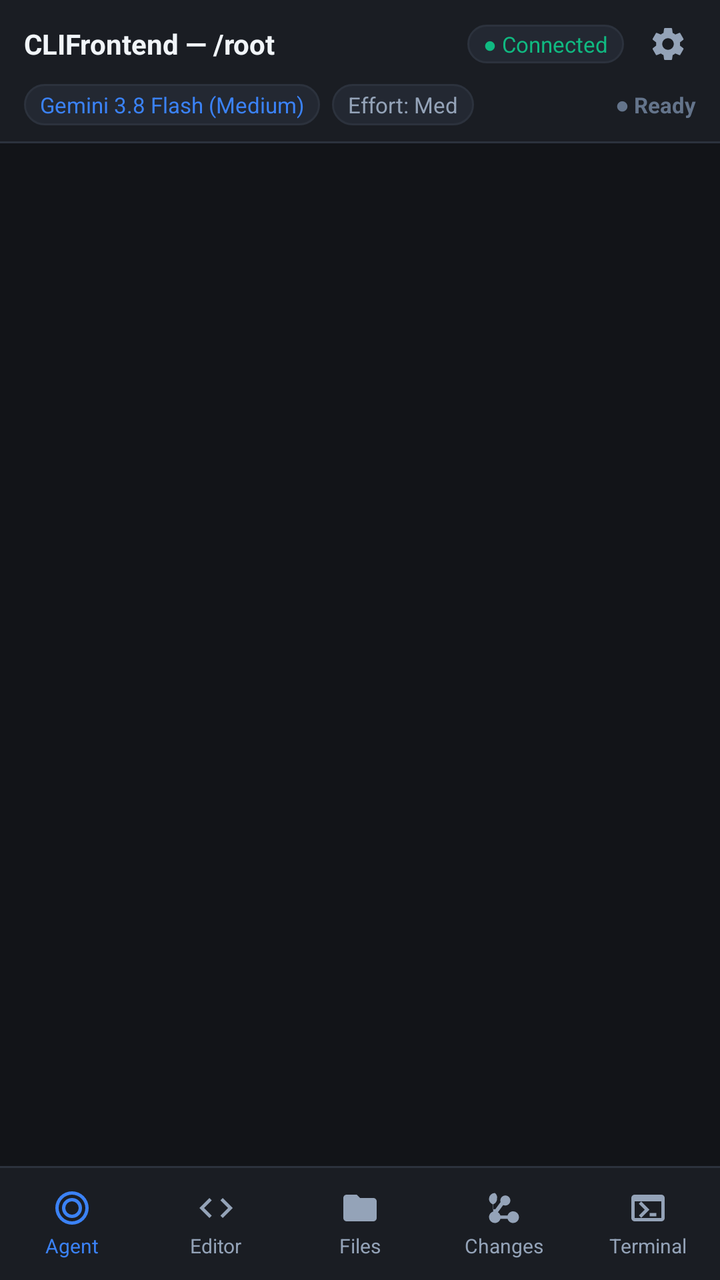
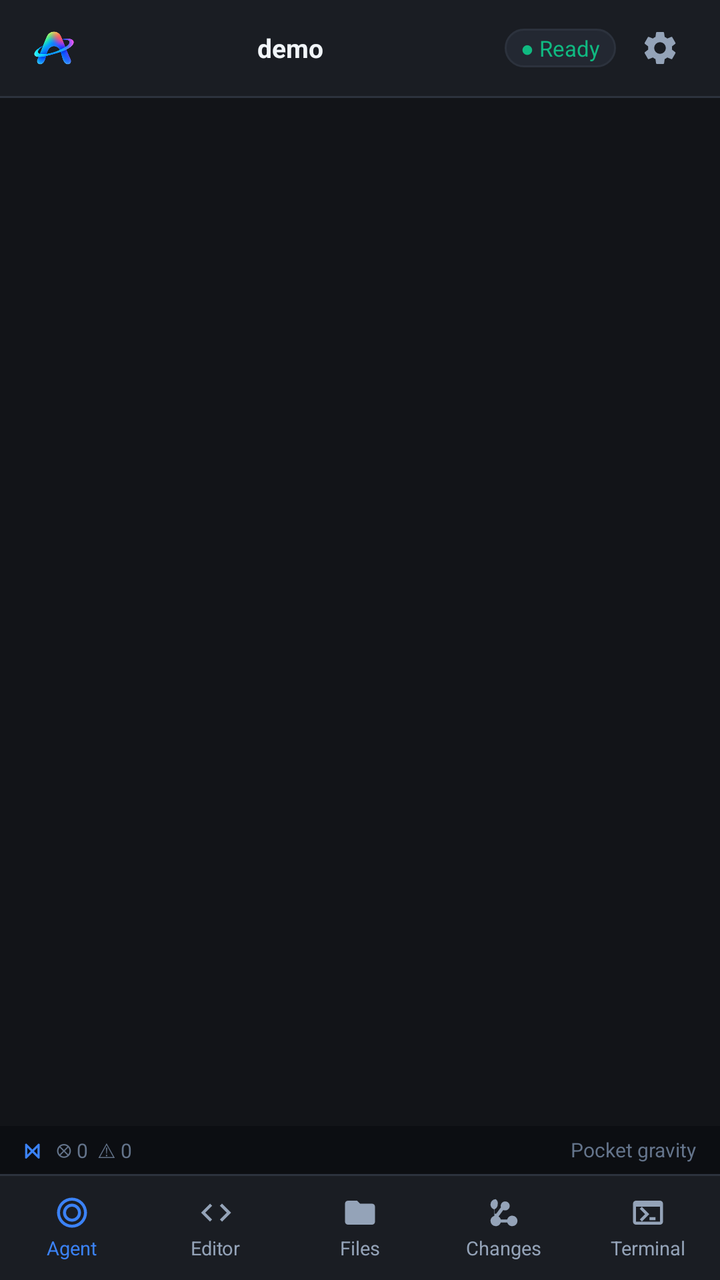

Screens rendered from an Android XML layout before and after an edit, with the pre-edit source and the edit as a unified diff.
<!-- AndroidManifest.xml: application theme Theme.CLIFrontend -->
<!-- res/layout/activity_main.xml -->
<?xml version="1.0" encoding="utf-8"?>
<LinearLayout xmlns:android="http://schemas.android.com/apk/res/android"
    android:id="@+id/root_layout"
    android:layout_width="match_parent"
    android:layout_height="match_parent"
    android:orientation="vertical"
    android:background="@color/bg_app">

    
    <LinearLayout
        android:id="@+id/top_bar"
        android:layout_width="match_parent"
        android:layout_height="wrap_content"
        android:orientation="vertical"
        android:background="@color/bg_surface"
        android:paddingStart="12dp"
        android:paddingEnd="12dp"
        android:paddingTop="8dp"
        android:paddingBottom="8dp">

        <LinearLayout
            android:layout_width="match_parent"
            android:layout_height="wrap_content"
            android:orientation="horizontal"
            android:gravity="center_vertical">

            <TextView
                android:id="@+id/tv_project_name"
                android:layout_width="0dp"
                android:layout_height="wrap_content"
                android:layout_weight="1"
                android:text="CLIFrontend — /root"
                android:textColor="@color/text_primary"
                android:textSize="14sp"
                android:textStyle="bold"
                android:singleLine="true"
                android:ellipsize="middle" />

            <TextView
                android:id="@+id/tv_connection_status"
                android:layout_width="wrap_content"
                android:layout_height="wrap_content"
                android:text="● Connected"
                android:textColor="@color/accent_green"
                android:textSize="11sp"
                android:paddingStart="8dp"
                android:paddingEnd="8dp"
                android:paddingTop="2dp"
                android:paddingBottom="2dp"
                android:background="@drawable/bg_chip" />

            <ImageView
                android:id="@+id/btn_open_diagnostics"
                android:layout_width="28dp"
                android:layout_height="28dp"
                android:layout_marginStart="8dp"
                android:src="@drawable/ic_settings"
                android:tint="@color/text_secondary"
                android:contentDescription="Settings and Diagnostics"
                android:padding="4dp" />
        </LinearLayout>

        
        <LinearLayout
            android:layout_width="match_parent"
            android:layout_height="wrap_content"
            android:orientation="horizontal"
            android:gravity="center_vertical"
            android:layout_marginTop="6dp">

            <TextView
                android:id="@+id/chip_model"
                android:layout_width="wrap_content"
                android:layout_height="wrap_content"
                android:text="Gemini 3.8 Flash (Medium)"
                android:textColor="@color/primary"
                android:textSize="11sp"
                android:paddingStart="8dp"
                android:paddingEnd="8dp"
                android:paddingTop="3dp"
                android:paddingBottom="3dp"
                android:background="@drawable/bg_chip" />

            <TextView
                android:id="@+id/chip_effort"
                android:layout_width="wrap_content"
                android:layout_height="wrap_content"
                android:layout_marginStart="6dp"
                android:text="Effort: Med"
                android:textColor="@color/text_secondary"
                android:textSize="11sp"
                android:paddingStart="8dp"
                android:paddingEnd="8dp"
                android:paddingTop="3dp"
                android:paddingBottom="3dp"
                android:background="@drawable/bg_chip" />

            <View
                android:layout_width="0dp"
                android:layout_height="1dp"
                android:layout_weight="1" />

            <TextView
                android:id="@+id/tv_agent_status"
                android:layout_width="wrap_content"
                android:layout_height="wrap_content"
                android:text="● Ready"
                android:textColor="@color/text_muted"
                android:textSize="11sp"
                android:textStyle="bold" />
        </LinearLayout>
    </LinearLayout>

    <View
        android:layout_width="match_parent"
        android:layout_height="1dp"
        android:background="@color/border" />

    
    <FrameLayout
        android:id="@+id/content_container"
        android:layout_width="match_parent"
        android:layout_height="0dp"
        android:layout_weight="1" />

    <View
        android:layout_width="match_parent"
        android:layout_height="1dp"
        android:background="@color/border" />

    
    <LinearLayout
        android:id="@+id/bottom_nav"
        android:layout_width="match_parent"
        android:layout_height="56dp"
        android:orientation="horizontal"
        android:background="@color/bg_surface"
        android:gravity="center">

        <LinearLayout
            android:id="@+id/nav_agent"
            android:layout_width="0dp"
            android:layout_height="match_parent"
            android:layout_weight="1"
            android:orientation="vertical"
            android:gravity="center"
            android:clickable="true"
            android:focusable="true">
            <ImageView
                android:id="@+id/nav_icon_agent"
                android:layout_width="20dp"
                android:layout_height="20dp"
                android:src="@drawable/ic_agent"
                android:tint="@color/primary" />
            <TextView
                android:id="@+id/nav_text_agent"
                android:layout_width="wrap_content"
                android:layout_height="wrap_content"
                android:text="@string/title_agent"
                android:textSize="10sp"
                android:textColor="@color/primary"
                android:layout_marginTop="2dp" />
        </LinearLayout>

        <LinearLayout
            android:id="@+id/nav_editor"
            android:layout_width="0dp"
            android:layout_height="match_parent"
            android:layout_weight="1"
            android:orientation="vertical"
            android:gravity="center"
            android:clickable="true"
            android:focusable="true">
            <ImageView
                android:id="@+id/nav_icon_editor"
                android:layout_width="20dp"
                android:layout_height="20dp"
                android:src="@drawable/ic_editor"
                android:tint="@color/text_secondary" />
            <TextView
                android:id="@+id/nav_text_editor"
                android:layout_width="wrap_content"
                android:layout_height="wrap_content"
                android:text="@string/title_editor"
                android:textSize="10sp"
                android:textColor="@color/text_secondary"
                android:layout_marginTop="2dp" />
        </LinearLayout>

        <LinearLayout
            android:id="@+id/nav_explorer"
            android:layout_width="0dp"
            android:layout_height="match_parent"
            android:layout_weight="1"
            android:orientation="vertical"
            android:gravity="center"
            android:clickable="true"
            android:focusable="true">
            <ImageView
                android:id="@+id/nav_icon_explorer"
                android:layout_width="20dp"
                android:layout_height="20dp"
                android:src="@drawable/ic_explorer"
                android:tint="@color/text_secondary" />
            <TextView
                android:id="@+id/nav_text_explorer"
                android:layout_width="wrap_content"
                android:layout_height="wrap_content"
                android:text="@string/title_explorer"
                android:textSize="10sp"
                android:textColor="@color/text_secondary"
                android:layout_marginTop="2dp" />
        </LinearLayout>

        <LinearLayout
            android:id="@+id/nav_changes"
            android:layout_width="0dp"
            android:layout_height="match_parent"
            android:layout_weight="1"
            android:orientation="vertical"
            android:gravity="center"
            android:clickable="true"
            android:focusable="true">
            <ImageView
                android:id="@+id/nav_icon_changes"
                android:layout_width="20dp"
                android:layout_height="20dp"
                android:src="@drawable/ic_changes"
                android:tint="@color/text_secondary" />
            <TextView
                android:id="@+id/nav_text_changes"
                android:layout_width="wrap_content"
                android:layout_height="wrap_content"
                android:text="@string/title_changes"
                android:textSize="10sp"
                android:textColor="@color/text_secondary"
                android:layout_marginTop="2dp" />
        </LinearLayout>

        <LinearLayout
            android:id="@+id/nav_terminal"
            android:layout_width="0dp"
            android:layout_height="match_parent"
            android:layout_weight="1"
            android:orientation="vertical"
            android:gravity="center"
            android:clickable="true"
            android:focusable="true">
            <ImageView
                android:id="@+id/nav_icon_terminal"
                android:layout_width="20dp"
                android:layout_height="20dp"
                android:src="@drawable/ic_terminal"
                android:tint="@color/text_secondary" />
            <TextView
                android:id="@+id/nav_text_terminal"
                android:layout_width="wrap_content"
                android:layout_height="wrap_content"
                android:text="@string/title_terminal"
                android:textSize="10sp"
                android:textColor="@color/text_secondary"
                android:layout_marginTop="2dp" />
        </LinearLayout>
    </LinearLayout>
</LinearLayout>
<!-- resources referenced by this layout -->
<resources>
  <color name="accent_green">#10B981</color>
  <color name="bg_app">#121418</color>
  <color name="bg_surface">#1A1D23</color>
  <color name="border">#2C323D</color>
  <color name="primary">#3B82F6</color>
  <color name="text_muted">#64748B</color>
  <color name="text_primary">#F1F5F9</color>
  <color name="text_secondary">#94A3B8</color>
  <!-- drawable bg_chip (drawable) -->
  <shape xmlns:android="http://schemas.android.com/apk/res/android"
      android:shape="rectangle">
      <solid android:color="@color/bg_surface_elevated" />
      <corners android:radius="14dp" />
      <stroke android:width="1dp" android:color="@color/border" />
  </shape>
  <!-- drawable ic_agent (drawable) -->
  <vector xmlns:android="http://schemas.android.com/apk/res/android"
      android:width="24dp"
      android:height="24dp"
      android:viewportWidth="24"
      android:viewportHeight="24">
      <path
          android:fillColor="#FFFFFFFF"
          android:pathData="M12,2A10,10 0,0 0,2 12A10,10 0,0 0,12 22A10,10 0,0 0,22 12A10,10 0,0 0,12 2M12,4A8,8 0,0 1,20 12A8,8 0,0 1,12 20A8,8 0,0 1,4 12A8,8 0,0 1,12 4M12,6A6,6 0,0 0,6 12A6,6 0,0 0,12 18A6,6 0,0 0,18 12A6,6 0,0 0,12 6M12,8A4,4 0,0 1,16 12A4,4 0,0 1,12 16A4,4 0,0 1,8 12A4,4 0,0 1,12 8Z"/>
  </vector>
  <!-- drawable ic_editor (drawable) -->
  <vector xmlns:android="http://schemas.android.com/apk/res/android"
      android:width="24dp"
      android:height="24dp"
      android:viewportWidth="24"
      android:viewportHeight="24">
      <path
          android:fillColor="#FFFFFFFF"
          android:pathData="M9.4,16.6L4.8,12L9.4,7.4L8,6L2,12L8,18L9.4,16.6M14.6,16.6L19.2,12L14.6,7.4L16,6L22,12L16,18L14.6,16.6Z"/>
  </vector>
  <!-- drawable ic_explorer (drawable) -->
  <vector xmlns:android="http://schemas.android.com/apk/res/android"
      android:width="24dp"
      android:height="24dp"
      android:viewportWidth="24"
      android:viewportHeight="24">
      <path
          android:fillColor="#FFFFFFFF"
          android:pathData="M10,4H4C2.89,4 2,4.89 2,6V18A2,2 0,0 0,4 20H20A2,2 0,0 0,22 18V8C22,6.89 21.1,6 20,6H12L10,4Z"/>
  </vector>
  <!-- drawable ic_terminal (drawable) -->
  <vector xmlns:android="http://schemas.android.com/apk/res/android"
      android:width="24dp"
      android:height="24dp"
      android:viewportWidth="24"
      android:viewportHeight="24">
      <path
          android:fillColor="#FFFFFFFF"
          android:pathData="M20,4H4A2,2 0,0 0,2 6V18A2,2 0,0 0,4 20H20A2,2 0,0 0,22 18V6A2,2 0,0 0,20 4M20,18H4V8H20V18M6.5,9.5L10,13L6.5,16.5L7.91,17.91L12.83,13L7.91,8.09L6.5,9.5M13,15H17V17H13V15Z"/>
  </vector>
  <string name="title_agent">Agent</string>
  <string name="title_changes">Changes</string>
  <string name="title_editor">Editor</string>
  <string name="title_explorer">Files</string>
  <string name="title_terminal">Terminal</string>
  <style name="Theme.CLIFrontend" parent="@android:style/Theme.DeviceDefault.NoActionBar">
          <item name="android:windowBackground">@color/bg_app</item>
          <item name="android:statusBarColor">@color/bg_app</item>
          <item name="android:navigationBarColor">@color/bg_surface</item>
          <item name="android:textColorPrimary">@color/text_primary</item>
          <item name="android:textColorSecondary">@color/text_secondary</item>
          <item name="android:fontFamily">sans-serif</item>
      </style>
  <color name="bg_surface_elevated">#232832</color>
</resources>

<!-- the commit's change to res/layout/activity_main.xml (unified diff, before → after) -->
@@ -10,105 +10,54 @@
     <LinearLayout
         android:id="@+id/top_bar"
         android:layout_width="match_parent"
-        android:layout_height="wrap_content"
-        android:orientation="vertical"
+        android:layout_height="48dp"
+        android:orientation="horizontal"
         android:background="@color/bg_surface"
-        android:paddingStart="12dp"
-        android:paddingEnd="12dp"
-        android:paddingTop="8dp"
-        android:paddingBottom="8dp">
-
-        <LinearLayout
-            android:layout_width="match_parent"
-            android:layout_height="wrap_content"
-            android:orientation="horizontal"
-            android:gravity="center_vertical">
-
-            <TextView
-                android:id="@+id/tv_project_name"
-                android:layout_width="0dp"
-                android:layout_height="wrap_content"
-                android:layout_weight="1"
-                android:text="CLIFrontend — /root"
-                android:textColor="@color/text_primary"
-                android:textSize="14sp"
-                android:textStyle="bold"
-                android:singleLine="true"
-                android:ellipsize="middle" />
-
-            <TextView
-                android:id="@+id/tv_connection_status"
-                android:layout_width="wrap_content"
-                android:layout_height="wrap_content"
-                android:text="● Connected"
-                android:textColor="@color/accent_green"
-                android:textSize="11sp"
-                android:paddingStart="8dp"
-                android:paddingEnd="8dp"
-                android:paddingTop="2dp"
-                android:paddingBottom="2dp"
-                android:background="@drawable/bg_chip" />
-
-            <ImageView
-                android:id="@+id/btn_open_diagnostics"
-                android:layout_width="28dp"
-                android:layout_height="28dp"
-                android:layout_marginStart="8dp"
-                android:src="@drawable/ic_settings"
-                android:tint="@color/text_secondary"
-                android:contentDescription="Settings and Diagnostics"
-                android:padding="4dp" />
-        </LinearLayout>
-
-        
-        <LinearLayout
-            android:layout_width="match_parent"
-            android:layout_height="wrap_content"
-            android:orientation="horizontal"
-            android:gravity="center_vertical"
-            android:layout_marginTop="6dp">
-
-            <TextView
-                android:id="@+id/chip_model"
-                android:layout_width="wrap_content"
-                android:layout_height="wrap_content"
-                android:text="Gemini 3.8 Flash (Medium)"
-                android:textColor="@color/primary"
-                android:textSize="11sp"
-                android:paddingStart="8dp"
-                android:paddingEnd="8dp"
-                android:paddingTop="3dp"
-                android:paddingBottom="3dp"
-                android:background="@drawable/bg_chip" />
-
-            <TextView
-                android:id="@+id/chip_effort"
-                android:layout_width="wrap_content"
-                android:layout_height="wrap_content"
-                android:layout_marginStart="6dp"
-                android:text="Effort: Med"
-                android:textColor="@color/text_secondary"
-                android:textSize="11sp"
-                android:paddingStart="8dp"
-                android:paddingEnd="8dp"
-                android:paddingTop="3dp"
-                android:paddingBottom="3dp"
-                android:background="@drawable/bg_chip" />
-
-            <View
-                android:layout_width="0dp"
-                android:layout_height="1dp"
-                android:layout_weight="1" />
-
-            <TextView
-                android:id="@+id/tv_agent_status"
-                android:layout_width="wrap_content"
-                android:layout_height="wrap_content"
-                android:text="● Ready"
-                android:textColor="@color/text_muted"
-                android:textSize="11sp"
-                android:textStyle="bold" />
-        </LinearLayout>
+        android:gravity="center_vertical"
+        android:paddingStart="16dp"
+        android:paddingEnd="16dp">
+
+        <ImageView
+            android:layout_width="22dp"
+            android:layout_height="22dp"
+            android:src="@drawable/ic_launcher"
+            android:contentDescription="Pocket gravity Logo" />
+
+        <TextView
+            android:id="@+id/tv_project_name"
+            android:layout_width="0dp"
+            android:layout_height="wrap_content"
+            android:layout_weight="1"
+            android:text="demo"
+            android:textColor="@color/text_primary"
+            android:textSize="13sp"
+            android:textStyle="bold"
+            android:gravity="center"
+            android:singleLine="true"
+            android:ellipsize="middle" />
+
+        <TextView
+            android:id="@+id/tv_connection_status"
+            android:layout_width="wrap_content"
+            android:layout_height="wrap_content"
+            android:text="● Ready"
+            android:textColor="@color/accent_green"
+            android:textSize="11sp"
+            android:paddingStart="8dp"
+            android:paddingEnd="8dp"
+            android:paddingTop="2dp"
+            android:paddingBottom="2dp"
+            android:background="@drawable/bg_chip" />
+
+        <ImageView
+            android:id="@+id/btn_open_diagnostics"
+            android:layout_width="28dp"
+            android:layout_height="28dp"
+            android:layout_marginStart="8dp"
+            android:src="@drawable/ic_settings"
+            android:tint="@color/text_secondary"
+            android:contentDescription="Settings"
+            android:padding="4dp" />
     </LinearLayout>
 
     <View
@@ -123,6 +72,47 @@
         android:layout_height="0dp"
         android:layout_weight="1" />
 
+    
+    <LinearLayout
+        android:id="@+id/status_strip"
+        android:layout_width="match_parent"
+        android:layout_height="24dp"
+        android:orientation="horizontal"
+        android:background="#0C0E12"
+        android:gravity="center_vertical"
+        android:paddingStart="12dp"
+        android:paddingEnd="12dp">
+
+        <TextView
+            android:layout_width="wrap_content"
+            android:layout_height="wrap_content"
+            android:text="⋈"
+            android:textColor="@color/primary"
+            android:textSize="11sp"
+            android:textStyle="bold" />
+
+        <TextView
+            android:layout_width="wrap_content"
+            android:layout_height="wrap_content"
+            android:text="⊗ 0  ⚠ 0"
+            android:textColor="@color/text_muted"
+            android:textSize="10sp"
+            android:layout_marginStart="8dp" />
+
+        <View
+            android:layout_width="0dp"
+            android:layout_height="1dp"
+            android:layout_weight="1" />
+
+        <TextView
+            android:id="@+id/tv_agent_status"
+            android:layout_width="wrap_content"
+            android:layout_height="wrap_content"
+            android:text="Pocket gravity"
+            android:textColor="@color/text_muted"
+            android:textSize="10sp" />
+    </LinearLayout>
+
     <View
         android:layout_width="match_parent"
         android:layout_height="1dp"
@@ -132,7 +122,7 @@
     <LinearLayout
         android:id="@+id/bottom_nav"
         android:layout_width="match_parent"
-        android:layout_height="56dp"
+        android:layout_height="52dp"
         android:orientation="horizontal"
         android:background="@color/bg_surface"
         android:gravity="center">
@@ -148,8 +138,8 @@
             android:focusable="true">
             <ImageView
                 android:id="@+id/nav_icon_agent"
-                android:layout_width="20dp"
-                android:layout_height="20dp"
+                android:layout_width="18dp"
+                android:layout_height="18dp"
                 android:src="@drawable/ic_agent"
                 android:tint="@color/primary" />
             <TextView
@@ -157,7 +147,7 @@
                 android:layout_width="wrap_content"
                 android:layout_height="wrap_content"
                 android:text="@string/title_agent"
-                android:textSize="10sp"
+                android:textSize="9.5sp"
                 android:textColor="@color/primary"
                 android:layout_marginTop="2dp" />
         </LinearLayout>
@@ -173,8 +163,8 @@
             android:focusable="true">
             <ImageView
                 android:id="@+id/nav_icon_editor"
-                android:layout_width="20dp"
-                android:layout_height="20dp"
+                android:layout_width="18dp"
+                android:layout_height="18dp"
                 android:src="@drawable/ic_editor"
                 android:tint="@color/text_secondary" />
             <TextView
@@ -182,7 +172,7 @@
                 android:layout_width="wrap_content"
                 android:layout_height="wrap_content"
                 android:text="@string/title_editor"
-                android:textSize="10sp"
+                android:textSize="9.5sp"
                 android:textColor="@color/text_secondary"
                 android:layout_marginTop="2dp" />
         </LinearLayout>
@@ -198,8 +188,8 @@
             android:focusable="true">
             <ImageView
                 android:id="@+id/nav_icon_explorer"
-                android:layout_width="20dp"
-                android:layout_height="20dp"
+                android:layout_width="18dp"
+                android:layout_height="18dp"
                 android:src="@drawable/ic_explorer"
                 android:tint="@color/text_secondary" />
             <TextView
@@ -207,7 +197,7 @@
                 android:layout_width="wrap_content"
                 android:layout_height="wrap_content"
                 android:text="@string/title_explorer"
-                android:textSize="10sp"
+                android:textSize="9.5sp"
                 android:textColor="@color/text_secondary"
                 android:layout_marginTop="2dp" />
         </LinearLayout>
@@ -223,8 +213,8 @@
             android:focusable="true">
             <ImageView
                 android:id="@+id/nav_icon_changes"
-                android:layout_width="20dp"
-                android:layout_height="20dp"
+                android:layout_width="18dp"
+                android:layout_height="18dp"
                 android:src="@drawable/ic_changes"
                 android:tint="@color/text_secondary" />
             <TextView
@@ -232,7 +222,7 @@
                 android:layout_width="wrap_content"
                 android:layout_height="wrap_content"
                 android:text="@string/title_changes"
-                android:textSize="10sp"
+                android:textSize="9.5sp"
                 android:textColor="@color/text_secondary"
                 android:layout_marginTop="2dp" />
         </LinearLayout>
@@ -248,8 +238,8 @@
             android:focusable="true">
             <ImageView
                 android:id="@+id/nav_icon_terminal"
-                android:layout_width="20dp"
-                android:layout_height="20dp"
+                android:layout_width="18dp"
+                android:layout_height="18dp"
                 android:src="@drawable/ic_terminal"
                 android:tint="@color/text_secondary" />
             <TextView
@@ -257,7 +247,7 @@
                 android:layout_width="wrap_content"
                 android:layout_height="wrap_content"
                 android:text="@string/title_terminal"
-                android:textSize="10sp"
+                android:textSize="9.5sp"
                 android:textColor="@color/text_secondary"
                 android:layout_marginTop="2dp" />
         </LinearLayout>
